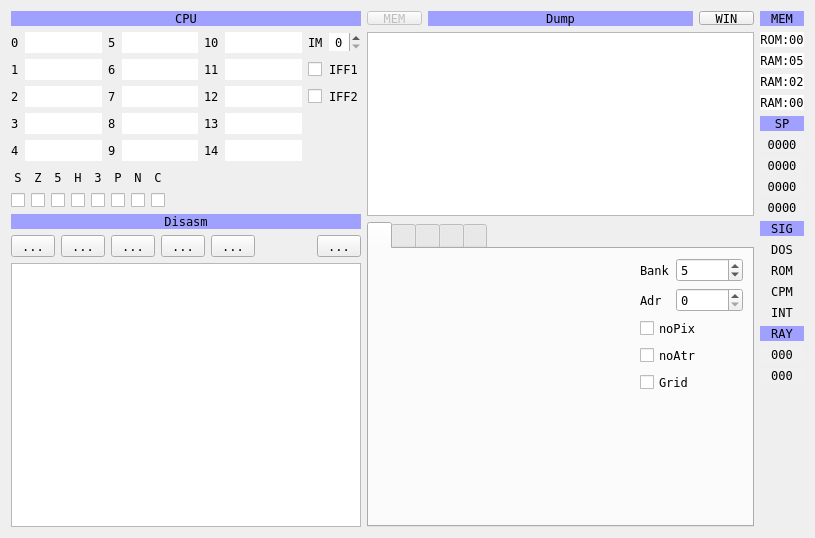
Above: ui/debuger.ui from samstyle/Xpeccy before the change. Below: the same form after it.
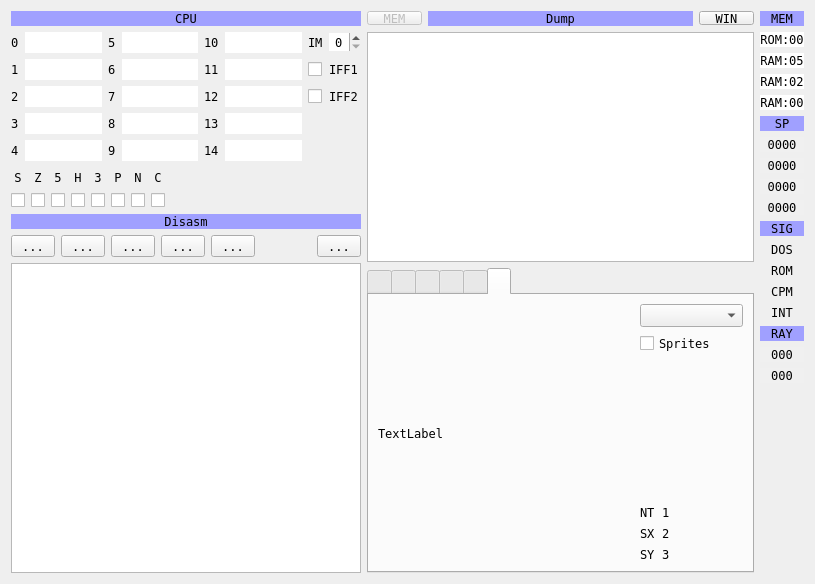
That is the form after the change. The open tabs and pages were chosen to show the change. Icons and pictures are not drawn. Custom widgets are drawn as their Qt base class.

```diff
--- a/ui/debuger.ui
+++ b/ui/debuger.ui
@@ -9,8 +9,8 @@
    <rect>
     <x>0</x>
     <y>0</y>
-    <width>813</width>
-    <height>538</height>
+    <width>815</width>
+    <height>584</height>
    </rect>
   </property>
   <property name="font">
@@ -1883,6 +1883,103 @@
          </item>
         </layout>
        </widget>
+       <widget class="QWidget" name="nesTab">
+        <attribute name="icon">
+         <iconset resource="../xpeccy.qrc">
+          <normaloff>:/images/nespad.png</normaloff>:/images/nespad.png</iconset>
+        </attribute>
+        <attribute name="title">
+         <string/>
+        </attribute>
+        <layout class="QHBoxLayout" name="horizontalLayout">
+         <item>
+          <widget class="QLabel" name="nesScreen">
+           <property name="minimumSize">
+            <size>
+             <width>256</width>
+             <height>240</height>
+            </size>
+           </property>
+           <property name="text">
+            <string>TextLabel</string>
+           </property>
+          </widget>
+         </item>
+         <item>
+          <layout class="QVBoxLayout" name="verticalLayout_2">
+           <item>
+            <widget class="QComboBox" name="nesScrType"/>
+           </item>
+           <item>
+            <widget class="QCheckBox" name="nesShowSpr">
+             <property name="text">
+              <string>Sprites</string>
+             </property>
+            </widget>
+           </item>
+           <item>
+            <spacer name="verticalSpacer">
+             <property name="orientation">
+              <enum>Qt::Vertical</enum>
+             </property>
+             <property name="sizeHint" stdset="0">
+              <size>
+               <width>20</width>
+               <height>40</height>
+              </size>
+             </property>
+            </spacer>
+           </item>
+           <item>
+            <layout class="QGridLayout" name="gridLayout_3" columnstretch="0,10">
+             <item row="1" column="1">
+              <widget class="QLabel" name="labSCX">
+               <property name="text">
+                <string>2</string>
+               </property>
+              </widget>
+             </item>
+             <item row="0" column="0">
+              <widget class="QLabel" name="label">
+               <property name="text">
+                <string>NT</string>
+               </property>
+              </widget>
+             </item>
+             <item row="1" column="0">
+              <widget class="QLabel" name="label_3">
+               <property name="text">
+                <string>SX</string>
+               </property>
+              </widget>
+             </item>
+             <item row="0" column="1">
+              <widget class="QLabel" name="labNTAdr">
+               <property name="text">
+                <string>1</string>
+               </property>
+              </widget>
+             </item>
+             <item row="2" column="0">
+              <widget class="QLabel" name="label_5">
+               <property name="text">
+                <string>SY</string>
+               </property>
+              </widget>
+             </item>
+             <item row="2" column="1">
+              <widget class="QLabel" name="labSCY">
+               <property name="text">
+                <string>3</string>
+               </property>
+              </widget>
+             </item>
+            </layout>
+           </item>
+          </layout>
+         </item>
+        </layout>
+       </widget>
       </widget>
      </item>
     </layout>
```
Left out of the diff: 2 changed lines with no effect on the pictures.
